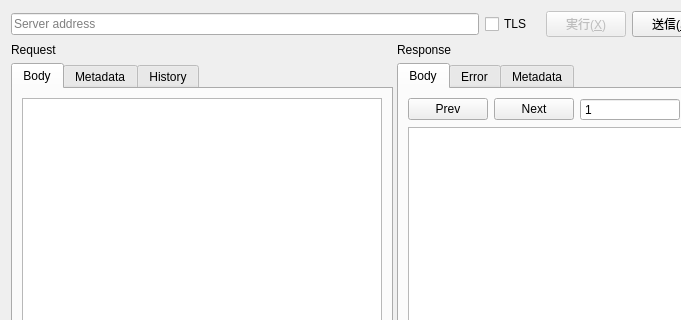
shibafu528/florarpc, file ui/Editor.ui: the form before one commit; both pictures show x 0 to 681 and y 0 to 320 of the 900 by 800 pixel window.
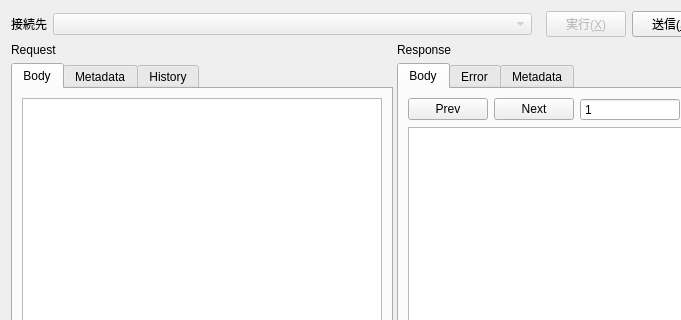
The form after the commit. Icons and pictures are not drawn. Custom widgets are drawn as their Qt base class.

```diff
--- a/ui/Editor.ui
+++ b/ui/Editor.ui
@@ -20,16 +20,22 @@
    <item>
     <layout class="QHBoxLayout" name="horizontalLayout">
      <item>
-      <widget class="QLineEdit" name="serverAddressEdit">
-       <property name="placeholderText">
-        <string>Server address</string>
+      <widget class="QLabel" name="label_7">
+       <property name="text">
+        <string>接続先</string>
        </property>
       </widget>
      </item>
      <item>
-      <widget class="QCheckBox" name="useTlsCheck">
-       <property name="text">
-        <string>TLS</string>
+      <widget class="QComboBox" name="serverSelectBox">
+       <property name="enabled">
+        <bool>false</bool>
+       </property>
+       <property name="sizePolicy">
+        <sizepolicy hsizetype="Expanding" vsizetype="Fixed">
+         <horstretch>0</horstretch>
+         <verstretch>0</verstretch>
+        </sizepolicy>
        </property>
       </widget>
      </item>
```
